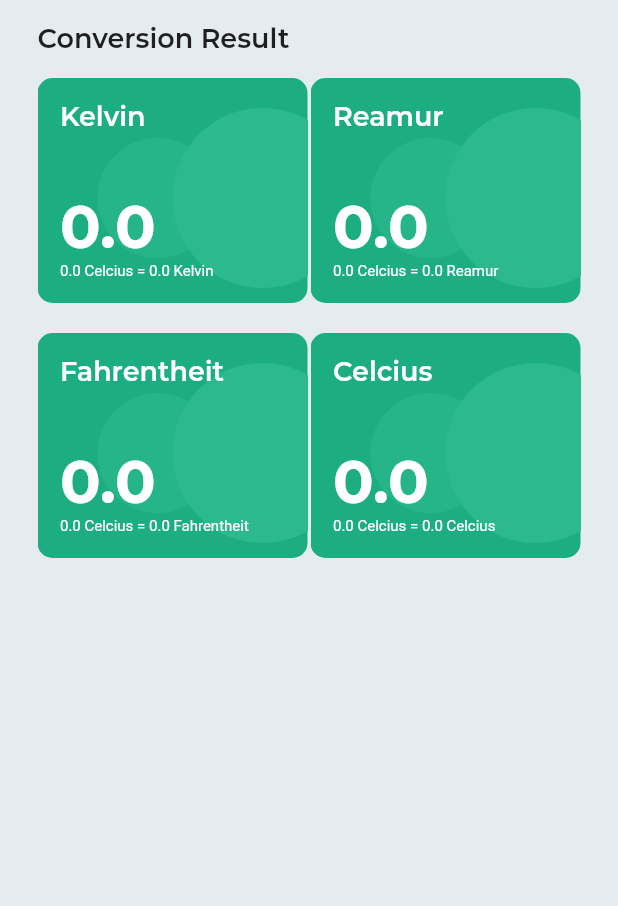
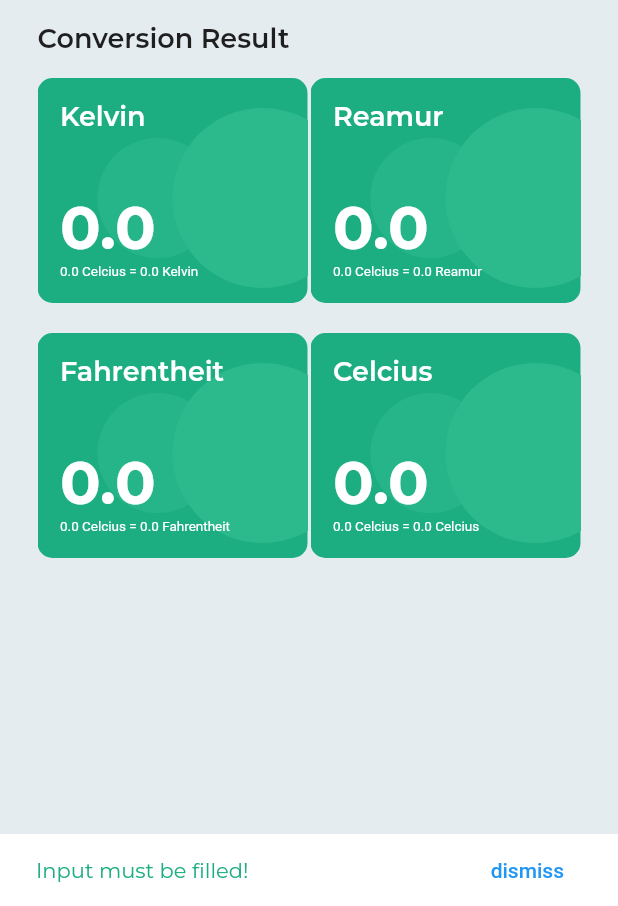
Before and after one commit to hoyirul/temperature_app, a Flutter app: the screen it shows after launch, after a tap on "Convert", on a phone screen of 412 x 824 dp, the part 330-1236 px from its top. Run offline on Flutter 3.47's test engine with Material 2 defaults, Android fonts, the phone set to English and light mode, and no system bars; our stand-ins replace fluttertoast; project files that could hold a hidden picture were left out.

Commit message:
Add Model | Snackbar

```diff
--- a/lib/partials/widget.dart
+++ b/lib/partials/widget.dart
@@ -1,7 +1,9 @@
 import 'package:flutter/material.dart';
 import 'package:flutter/services.dart';
+import 'package:fluttertoast/fluttertoast.dart';
 import 'package:temperature_app/additionals/color_picker.dart';
 import 'package:temperature_app/components/component.dart';
+import 'package:temperature_app/models/temperature_model.dart';
 
 class MyWidget extends StatefulWidget {
   const MyWidget({super.key});
@@ -15,17 +17,24 @@ class _MyWidgetState extends State<MyWidget> {
 
   late double kelvin = 0, reamur = 0, fahrentheit = 0, celcius = 0;
 
-  getData() {
+  getData() async {
     //  Rumus C + 273
     setState(() {
       // ignore: unrelated_type_equality_checks
       if (input.text != '') {
         celcius = (input.text == '') ? 0 : double.parse(input.text);
-        kelvin = celcius + 273;
-        reamur = (4 / 5) * celcius;
-        fahrentheit = (9 / 5 * celcius) + 32;
+        TemperatureModel(celcius);
       } else {
-        print('Harus diisi');
+        final snackBar = SnackBar(
+            content: const Text('Input must be filled!', style: TextStyle(fontFamily: 'Montserrat-Regular', fontSize: 14, color: primary),),
+            backgroundColor: white,
+            action: SnackBarAction(
+              label: 'dismiss',
+              onPressed: () {
+              },
+            ),
+          );
+          ScaffoldMessenger.of(context).showSnackBar(snackBar);
       }
     });
   }
@@ -196,8 +205,8 @@ class _MyWidgetState extends State<MyWidget> {
               Row(
                 mainAxisAlignment: MainAxisAlignment.spaceBetween,
                 children: [
-                  MyResultWidget(params: kelvin, title: 'Kelvin', celcius: celcius,),
-                  MyResultWidget(params: reamur, title: 'Reamur', celcius: celcius,),
+                  MyResultWidget(params: (input.text == '') ? 0.0 : TemperatureModel(celcius).getKelvin(), title: 'Kelvin', celcius: celcius,),
+                  MyResultWidget(params: (input.text == '') ? 0.0 : TemperatureModel(celcius).getReamur(), title: 'Reamur', celcius: celcius,),
                 ],
               ),
 
@@ -206,8 +215,8 @@ class _MyWidgetState extends State<MyWidget> {
               Row(
                 mainAxisAlignment: MainAxisAlignment.spaceBetween,
                 children: [
-                  MyResultWidget(params: fahrentheit, title: 'Fahrentheit', celcius: celcius,),
-                  MyResultWidget(params: celcius, title: 'Celcius', celcius: celcius,),
+                  MyResultWidget(params: (input.text == '') ? 0.0 : TemperatureModel(celcius).getFahrentheit(), title: 'Fahrentheit', celcius: celcius,),
+                  MyResultWidget(params: (input.text == '') ? 0.0 : TemperatureModel(celcius).getCelcius(), title: 'Celcius', celcius: celcius,),
                 ],
               ),
             ],
@@ -287,7 +296,7 @@ class _MyResultWidgetState extends State<MyResultWidget> {
               ),
               Text(
                 '${widget.celcius} Celcius = ${widget.params} ${widget.title}',
-                style: const TextStyle(color: white, fontSize: 10),
+                style: const TextStyle(color: white, fontSize: 9),
               ),
             ],
           ),
--- a/pubspec.yaml
+++ b/pubspec.yaml
@@ -37,6 +37,7 @@ dependencies:
   # Use with the CupertinoIcons class for iOS style icons.
   cupertino_icons: ^1.0.2
   flutter_svg: ^1.1.5
+  fluttertoast: ^8.0.9
 
 dev_dependencies:
   flutter_test:
```
Also changed, not shown: lib/partials/convert_data.dart (deleted, +0 -122 lines), pubspec.lock, 9 other files.
